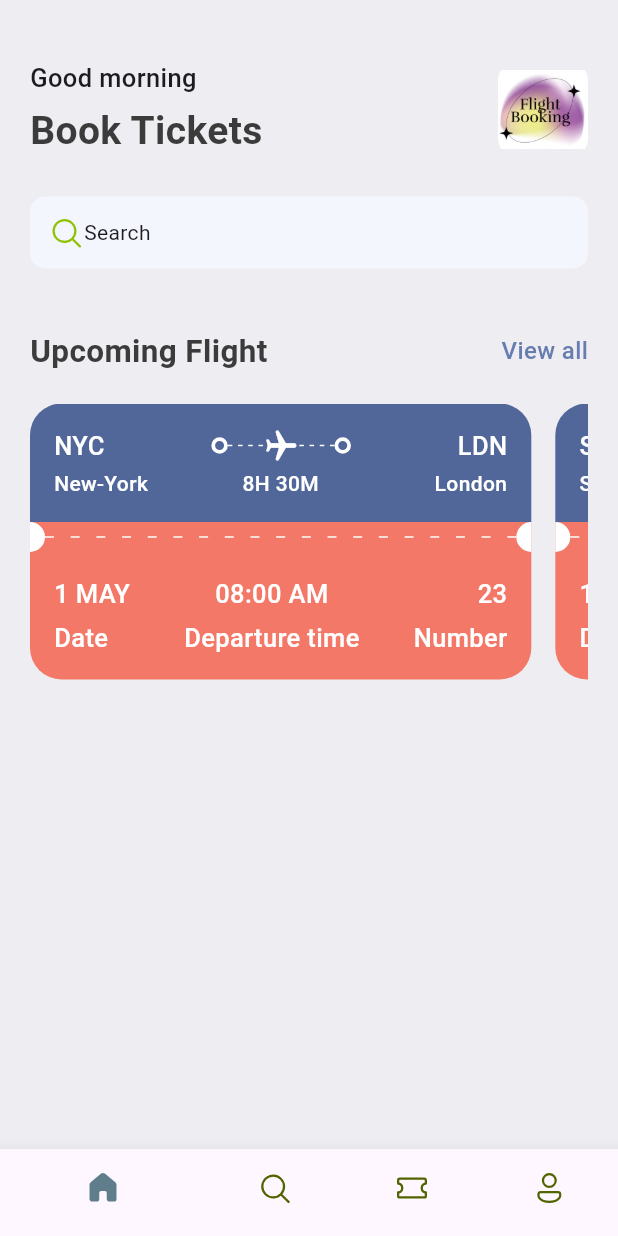
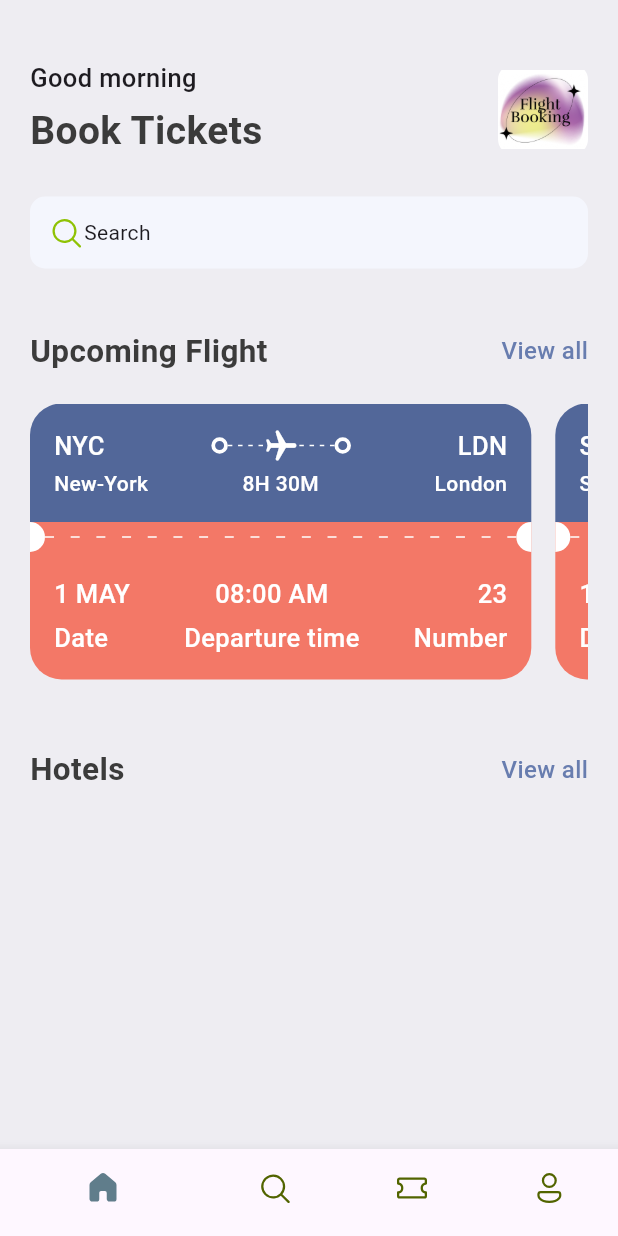
Before and after one commit to Bra-Gabby-Marshal/Flutter-Ticket-App, a Flutter app: the screen it shows after launch, on a phone screen of 412 x 824 dp. Run offline on Flutter 3.47's test engine with Material 3 defaults, Android fonts, the phone set to English and light mode, and no system bars; our stand-ins replace device_preview, fluentui_icons.

Commit message:
new update

```diff
--- a/lib/base/widgets/app_double_text.dart
+++ b/lib/base/widgets/app_double_text.dart
@@ -4,9 +4,10 @@ import 'package:my_ticket_app/base/res/styles/app_styles.dart';
 import 'package:my_ticket_app/screens/all_tickets.dart';
 
 class AppDoubleText extends StatelessWidget {
-  const AppDoubleText({super.key, required this.bigText, required this.smallText});
+  const AppDoubleText({super.key, required this.bigText, required this.smallText, required this.func});
   final String bigText;
   final String smallText;
+  final VoidCallback func;
 
   @override
   Widget build(BuildContext context) {
@@ -15,7 +16,7 @@ class AppDoubleText extends StatelessWidget {
       children: [
         Text(bigText, style:AppStyles.headLineStyle2),
         InkWell(
-          onTap: ()=>Navigator.pushNamed(context, "/all_tickets"),
+          onTap: func,
           child:Text(smallText, style:AppStyles.textStyle.copyWith(
             color: AppStyles.primaryColor
           )),
--- a/lib/screens/home_screen.dart
+++ b/lib/screens/home_screen.dart
@@ -62,7 +62,8 @@ class HomeScreen extends StatelessWidget {
                   ),
                 ),
                 const SizedBox(height: 40),
-                const AppDoubleText(bigText: 'Upcoming Flight', smallText: 'View all',),
+                 AppDoubleText(bigText: 'Upcoming Flight', smallText: 'View all',
+                func: ()=>Navigator.pushNamed(context, "/all_tickets"),),
                 const SizedBox(height: 20,),
                  SingleChildScrollView(
                   scrollDirection: Axis.horizontal,
@@ -70,6 +71,11 @@ class HomeScreen extends StatelessWidget {
                       children: ticketList.map((singleTicket) => TicketView(ticket:singleTicket)).toList(),
                     )
                 ),
+                const SizedBox(height: 40),
+                 AppDoubleText(bigText: 'Hotels', smallText: 'View all',
+                   func: (){
+                   print("Hello There");
+                   }),
               ],
             ),
           ),
```
